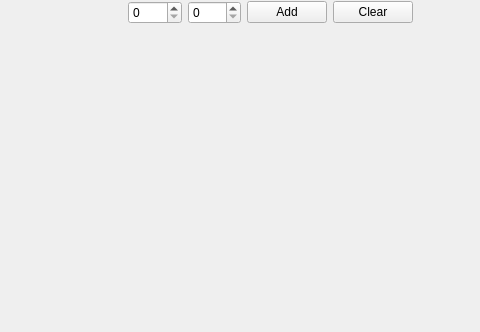
Before: the Qt Designer form rocket_gui/rocket_gui/mainwindow.ui in egobun/Qt, drawn with Qt 5; both pictures show x 612 to 1092 and y 294 to 626 of the 1244 by 626 pixel window.
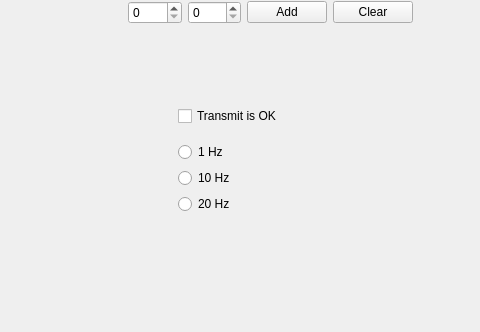
After: the same form once the commit is applied. Custom widgets are drawn as their Qt base class.

Commit message: добавил удобные кнопочки

Patch:
```diff
--- a/rocket_gui/rocket_gui/mainwindow.ui
+++ b/rocket_gui/rocket_gui/mainwindow.ui
@@ -134,6 +134,50 @@
      </item>
     </layout>
    </widget>
+   <widget class="QWidget" name="">
+    <property name="geometry">
+     <rect>
+      <x>790</x>
+      <y>390</y>
+      <width>125</width>
+      <height>129</height>
+     </rect>
+    </property>
+    <layout class="QVBoxLayout" name="verticalLayout_3">
+     <item>
+      <widget class="QCheckBox" name="checkTransmit">
+       <property name="text">
+        <string>Transmit is OK</string>
+       </property>
+      </widget>
+     </item>
+     <item>
+      <layout class="QVBoxLayout" name="verticalLayout_2">
+       <item>
+        <widget class="QRadioButton" name="rbtn1Hz">
+         <property name="text">
+          <string>1 Hz</string>
+         </property>
+        </widget>
+       </item>
+       <item>
+        <widget class="QRadioButton" name="rbtn10Hz">
+         <property name="text">
+          <string>10 Hz</string>
+         </property>
+        </widget>
+       </item>
+       <item>
+        <widget class="QRadioButton" name="rbtn20Hz">
+         <property name="text">
+          <string>20 Hz</string>
+         </property>
+        </widget>
+       </item>
+      </layout>
+     </item>
+    </layout>
+   </widget>
   </widget>
   <widget class="QMenuBar" name="menubar">
    <property name="geometry">
```
The commit also changes 2 other files.
